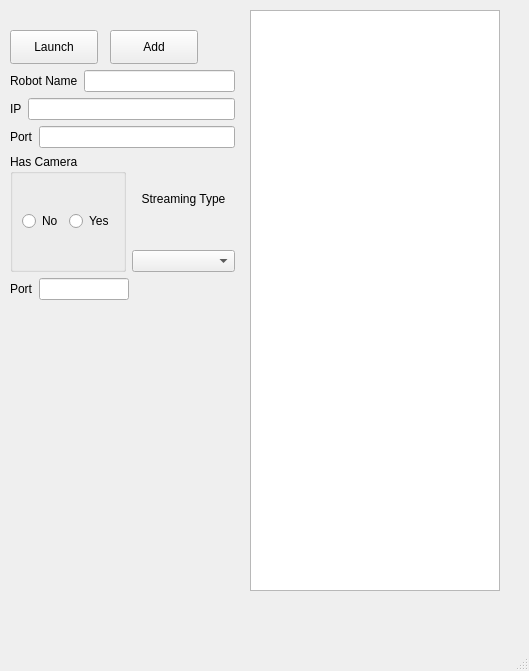
gdimitriu/swarm_robots, file robot_control_center/robotcontroldashboard.ui: the form before one commit.
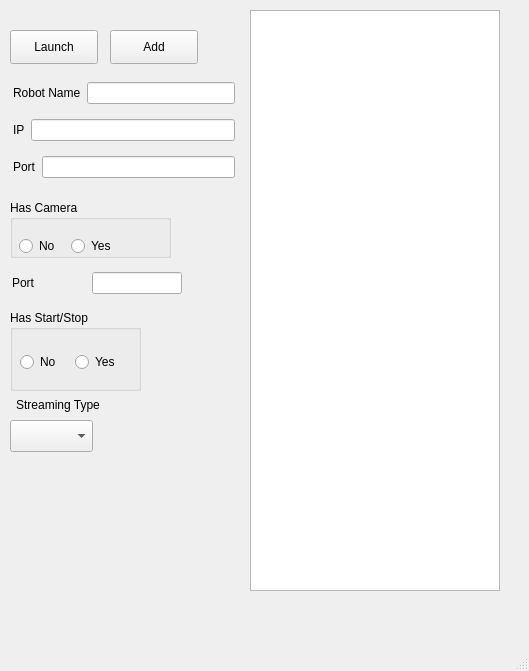
The form after the commit.

Commit message: start to add vlc player to robot control

Patch:
```diff
--- a/robot_control_center/robotcontroldashboard.ui
+++ b/robot_control_center/robotcontroldashboard.ui
@@ -56,145 +56,196 @@
      <string>Add</string>
     </property>
    </widget>
-   <widget class="QWidget" name="layoutWidget">
+   <widget class="QWidget" name="">
     <property name="geometry">
      <rect>
+      <x>12</x>
+      <y>266</y>
+      <width>170</width>
+      <height>34</height>
+     </rect>
+    </property>
+    <layout class="QHBoxLayout" name="horizontalLayout_5">
+     <item>
+      <widget class="QLabel" name="cameraPortLabel">
+       <property name="text">
+        <string>Port</string>
+       </property>
+      </widget>
+     </item>
+     <item>
+      <widget class="QLineEdit" name="cameraPortValue">
+       <property name="maximumSize">
+        <size>
+         <width>90</width>
+         <height>16777215</height>
+        </size>
+       </property>
+      </widget>
+     </item>
+    </layout>
+   </widget>
+   <widget class="QComboBox" name="streamingType">
+    <property name="geometry">
+     <rect>
       <x>10</x>
-      <y>70</y>
-      <width>225</width>
-      <height>230</height>
+      <y>420</y>
+      <width>83</width>
+      <height>32</height>
      </rect>
     </property>
-    <layout class="QVBoxLayout" name="verticalLayout_3">
+   </widget>
+   <widget class="QGroupBox" name="hasStartStop">
+    <property name="geometry">
+     <rect>
+      <x>10</x>
+      <y>310</y>
+      <width>131</width>
+      <height>81</height>
+     </rect>
+    </property>
+    <property name="title">
+     <string>Has Start/Stop</string>
+    </property>
+    <widget class="QWidget" name="">
+     <property name="geometry">
+      <rect>
+       <x>10</x>
+       <y>40</y>
+       <width>103</width>
+       <height>24</height>
+      </rect>
+     </property>
+     <layout class="QHBoxLayout" name="horizontalLayout_6">
+      <item>
+       <widget class="QRadioButton" name="noCommands">
+        <property name="text">
+         <string>No</string>
+        </property>
+       </widget>
+      </item>
+      <item>
+       <widget class="QRadioButton" name="hasCommands">
+        <property name="text">
+         <string>Yes</string>
+        </property>
+       </widget>
+      </item>
+     </layout>
+    </widget>
+   </widget>
+   <widget class="QLabel" name="streamingLabel">
+    <property name="geometry">
+     <rect>
+      <x>10</x>
+      <y>396</y>
+      <width>96</width>
+      <height>18</height>
+     </rect>
+    </property>
+    <property name="text">
+     <string>Streaming Type</string>
+    </property>
+    <property name="alignment">
+     <set>Qt::AlignCenter</set>
+    </property>
+   </widget>
+   <widget class="QGroupBox" name="hasCameraGroup">
+    <property name="geometry">
+     <rect>
+      <x>10</x>
+      <y>200</y>
+      <width>161</width>
+      <height>58</height>
+     </rect>
+    </property>
+    <property name="title">
+     <string>Has Camera</string>
+    </property>
+    <widget class="QRadioButton" name="noCamera">
+     <property name="geometry">
+      <rect>
+       <x>9</x>
+       <y>35</y>
+       <width>46</width>
+       <height>22</height>
+      </rect>
+     </property>
+     <property name="text">
+      <string>No</string>
+     </property>
+    </widget>
+    <widget class="QRadioButton" name="hasCamera">
+     <property name="geometry">
+      <rect>
+       <x>61</x>
+       <y>35</y>
+       <width>49</width>
+       <height>22</height>
+      </rect>
+     </property>
+     <property name="text">
+      <string>Yes</string>
+     </property>
+    </widget>
+   </widget>
+   <widget class="QWidget" name="">
+    <property name="geometry">
+     <rect>
+      <x>13</x>
+      <y>73</y>
+      <width>222</width>
+      <height>116</height>
+     </rect>
+    </property>
+    <layout class="QVBoxLayout" name="verticalLayout">
      <item>
-      <layout class="QVBoxLayout" name="verticalLayout">
+      <layout class="QHBoxLayout" name="horizontalLayout">
        <item>
-        <layout class="QHBoxLayout" name="horizontalLayout">
-         <item>
-          <widget class="QLabel" name="robotNameLabel">
-           <property name="text">
-            <string>Robot Name</string>
-           </property>
-          </widget>
-         </item>
-         <item>
-          <widget class="QLineEdit" name="robotNameValue">
-           <property name="readOnly">
-            <bool>false</bool>
-           </property>
-          </widget>
-         </item>
-        </layout>
+        <widget class="QLabel" name="robotNameLabel">
+         <property name="text">
+          <string>Robot Name</string>
+         </property>
+        </widget>
        </item>
        <item>
-        <layout class="QHBoxLayout" name="horizontalLayout_2">
-         <item>
-          <widget class="QLabel" name="ipLabel">
-           <property name="text">
-            <string>IP</string>
-           </property>
-          </widget>
-         </item>
-         <item>
-          <widget class="QLineEdit" name="ipValue">
-           <property name="readOnly">
-            <bool>false</bool>
-           </property>
-          </widget>
-         </item>
-        </layout>
+        <widget class="QLineEdit" name="robotNameValue">
+         <property name="readOnly">
+          <bool>false</bool>
+         </property>
+        </widget>
        </item>
-       <item>
-        <layout class="QHBoxLayout" name="horizontalLayout_3">
-         <item>
-          <widget class="QLabel" name="portLabel">
-           <property name="text">
-            <string>Port</string>
-           </property>
-          </widget>
-         </item>
-         <item>
-          <widget class="QLineEdit" name="portValue"/>
-         </item>
-        </layout>
-       </item>
       </layout>
      </item>
      <item>
-      <layout class="QHBoxLayout" name="horizontalLayout_6">
+      <layout class="QHBoxLayout" name="horizontalLayout_2">
        <item>
-        <widget class="QGroupBox" name="hasCameraGroup">
-         <property name="title">
-          <string>Has Camera</string>
+        <widget class="QLabel" name="ipLabel">
+         <property name="text">
+          <string>IP</string>
          </property>
-         <layout class="QHBoxLayout" name="horizontalLayout_4">
-          <item>
-           <widget class="QRadioButton" name="noCamera">
-            <property name="text">
-             <string>No</string>
-            </property>
-           </widget>
-          </item>
-          <item>
-           <widget class="QRadioButton" name="hasCamera">
-            <property name="text">
-             <string>Yes</string>
-            </property>
-           </widget>
-          </item>
-         </layout>
         </widget>
        </item>
        <item>
-        <layout class="QVBoxLayout" name="verticalLayout_2">
-         <item>
-          <widget class="QLabel" name="streamingLabel">
-           <property name="text">
-            <string>Streaming Type</string>
-           </property>
-           <property name="alignment">
-            <set>Qt::AlignCenter</set>
-           </property>
-          </widget>
-         </item>
-         <item>
-          <widget class="QComboBox" name="streamingType"/>
-         </item>
-        </layout>
+        <widget class="QLineEdit" name="ipValue">
+         <property name="readOnly">
+          <bool>false</bool>
+         </property>
+        </widget>
        </item>
       </layout>
      </item>
      <item>
-      <layout class="QHBoxLayout" name="horizontalLayout_5">
+      <layout class="QHBoxLayout" name="horizontalLayout_3">
        <item>
-        <widget class="QLabel" name="cameraPortLabel">
+        <widget class="QLabel" name="portLabel">
          <property name="text">
           <string>Port</string>
          </property>
         </widget>
        </item>
        <item>
-        <widget class="QLineEdit" name="cameraPortValue">
-         <property name="maximumSize">
-          <size>
-           <width>90</width>
-           <height>16777215</height>
-          </size>
-         </property>
-        </widget>
-       </item>
-       <item>
-        <spacer name="horizontalSpacer">
-         <property name="orientation">
-          <enum>Qt::Horizontal</enum>
-         </property>
-         <property name="sizeHint" stdset="0">
-          <size>
-           <width>40</width>
-           <height>20</height>
-          </size>
-         </property>
-        </spacer>
+        <widget class="QLineEdit" name="portValue"/>
        </item>
       </layout>
      </item>
```
The commit also changes 9 other files.
